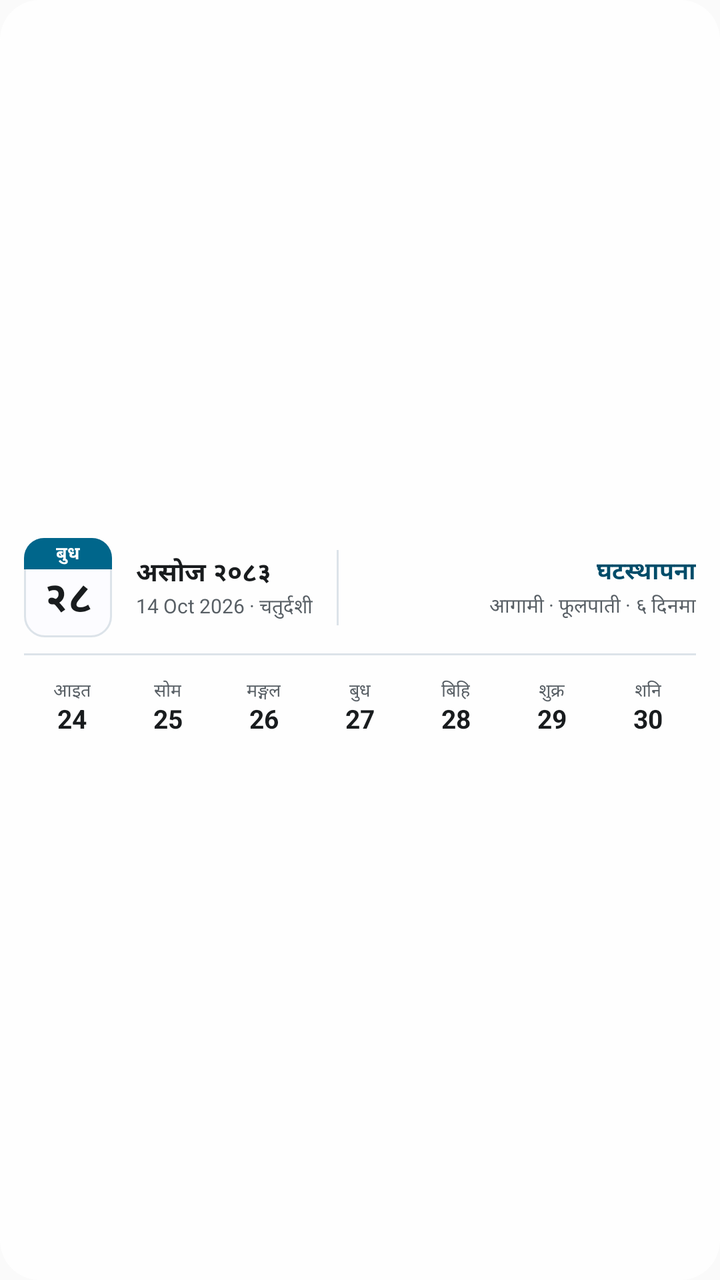
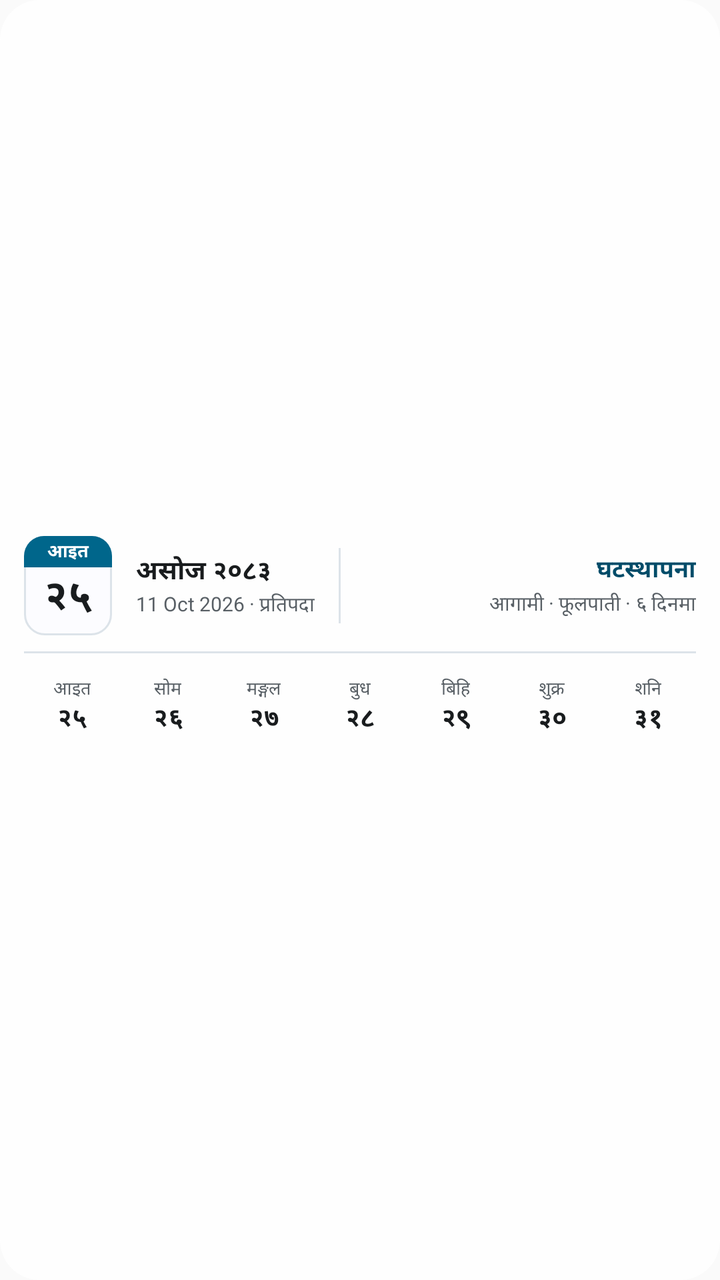

Before-and-after screenshots of an Android layout around one commit, followed by the original layout XML and the change that was made.
<!-- AndroidManifest.xml: application theme AppTheme -->
<!-- res/layout/widget_patro_xl_expanded.xml -->
<?xml version="1.0" encoding="utf-8"?>
<LinearLayout xmlns:android="http://schemas.android.com/apk/res/android"
    android:id="@+id/widget_root"
    android:layout_width="match_parent"
    android:layout_height="match_parent"
    android:orientation="vertical"
    android:gravity="center_vertical"
    android:paddingHorizontal="12dp"
    android:paddingVertical="8dp"
    android:background="@drawable/widget_background">

    <LinearLayout
        android:layout_width="match_parent"
        android:layout_height="wrap_content"
        android:orientation="horizontal"
        android:gravity="center_vertical">

    <LinearLayout
        android:id="@+id/widget_leaf"
        android:layout_width="44dp"
        android:layout_height="wrap_content"
        android:orientation="vertical"
        android:layout_marginEnd="12dp"
        android:background="@drawable/widget_leaf">

        <TextView
            android:id="@+id/widget_leaf_head"
            android:layout_width="match_parent"
            android:layout_height="wrap_content"
            android:gravity="center"
            android:paddingVertical="1dp"
            android:textSize="9sp"
            android:textStyle="bold"
            android:maxLines="1"
            android:textColor="@color/widget_on_head"
            android:background="@drawable/widget_leaf_head"
            android:text="बुध" />

        <TextView
            android:id="@+id/widget_day"
            android:layout_width="match_parent"
            android:layout_height="wrap_content"
            android:gravity="center"
            android:paddingTop="2dp"
            android:paddingBottom="4dp"
            android:textSize="21sp"
            android:textStyle="bold"
            android:includeFontPadding="false"
            android:maxLines="1"
            android:textColor="@color/widget_day"
            android:text="२८" />
    </LinearLayout>

    <LinearLayout
        android:layout_width="wrap_content"
        android:layout_height="wrap_content"
        android:orientation="vertical"
        android:layout_marginEnd="12dp">

        <TextView
            android:id="@+id/widget_month"
            android:layout_width="wrap_content"
            android:layout_height="wrap_content"
            android:textSize="13sp"
            android:textStyle="bold"
            android:maxLines="1"
            android:textColor="@color/widget_text"
            android:text="असोज २०८३" />

        
        <TextView
            android:id="@+id/widget_ad"
            android:layout_width="wrap_content"
            android:layout_height="wrap_content"
            android:textSize="10sp"
            android:maxLines="1"
            android:textColor="@color/widget_muted"
            android:text="14 Oct 2026 · चतुर्दशी" />
    </LinearLayout>

    <ImageView
        android:id="@+id/widget_divider1"
        android:layout_width="1dp"
        android:layout_height="match_parent"
        android:layout_marginVertical="6dp"
        android:layout_marginEnd="12dp"
        android:contentDescription="@null"
        android:background="@color/widget_border" />

    <LinearLayout
        android:layout_width="0dp"
        android:layout_weight="1"
        android:layout_height="wrap_content"
        android:orientation="vertical">

        
        <TextView
            android:id="@+id/widget_note"
            android:layout_width="match_parent"
            android:layout_height="wrap_content"
            android:textSize="12sp"
            android:textStyle="bold"
            android:maxLines="1"
            android:ellipsize="end"
            android:gravity="end"
            android:textColor="@color/widget_accent"
            android:text="घटस्थापना" />

        <TextView
            android:id="@+id/widget_next"
            android:layout_width="match_parent"
            android:layout_height="wrap_content"
            android:textSize="10sp"
            android:maxLines="1"
            android:ellipsize="end"
            android:gravity="end"
            android:layout_marginTop="1dp"
            android:textColor="@color/widget_muted"
            android:text="आगामी · फूलपाती · ६ दिनमा" />
    </LinearLayout>
    </LinearLayout>

    
    <TextView android:id="@+id/widget_weekday"
        android:layout_width="wrap_content" android:layout_height="wrap_content"
        android:visibility="gone" android:text="" />
    <TextView android:id="@+id/widget_tithi"
        android:layout_width="wrap_content" android:layout_height="wrap_content"
        android:visibility="gone" android:text="" />

    <ImageView
        android:id="@+id/widget_divider2"
        android:layout_width="match_parent"
        android:layout_height="1dp"
        android:layout_marginVertical="8dp"
        android:contentDescription="@null"
        android:background="@color/widget_border" />

    <LinearLayout
        android:layout_width="match_parent"
        android:layout_height="wrap_content"
        android:orientation="horizontal"
        android:baselineAligned="false">

        <LinearLayout
            android:id="@+id/widget_week_c0"
            android:layout_width="0dp" android:layout_weight="1"
            android:layout_height="wrap_content"
            android:orientation="vertical" android:gravity="center"
            android:paddingVertical="3dp">
            <TextView android:id="@+id/widget_week_l0"
                android:layout_width="wrap_content" android:layout_height="wrap_content"
                android:textSize="9sp" android:textColor="@color/widget_week_label"
                android:text="आइत" />
            <TextView android:id="@+id/widget_week_d0"
                android:layout_width="wrap_content" android:layout_height="wrap_content"
                android:textSize="13sp" android:textStyle="bold" android:includeFontPadding="false"
                android:textColor="@color/widget_week_day" android:text="24" />
        </LinearLayout>

        <LinearLayout
            android:id="@+id/widget_week_c1"
            android:layout_width="0dp" android:layout_weight="1"
            android:layout_height="wrap_content"
            android:orientation="vertical" android:gravity="center"
            android:paddingVertical="3dp">
            <TextView android:id="@+id/widget_week_l1"
                android:layout_width="wrap_content" android:layout_height="wrap_content"
                android:textSize="9sp" android:textColor="@color/widget_week_label"
                android:text="सोम" />
            <TextView android:id="@+id/widget_week_d1"
                android:layout_width="wrap_content" android:layout_height="wrap_content"
                android:textSize="13sp" android:textStyle="bold" android:includeFontPadding="false"
                android:textColor="@color/widget_week_day" android:text="25" />
        </LinearLayout>

        <LinearLayout
            android:id="@+id/widget_week_c2"
            android:layout_width="0dp" android:layout_weight="1"
            android:layout_height="wrap_content"
            android:orientation="vertical" android:gravity="center"
            android:paddingVertical="3dp">
            <TextView android:id="@+id/widget_week_l2"
                android:layout_width="wrap_content" android:layout_height="wrap_content"
                android:textSize="9sp" android:textColor="@color/widget_week_label"
                android:text="मङ्गल" />
            <TextView android:id="@+id/widget_week_d2"
                android:layout_width="wrap_content" android:layout_height="wrap_content"
                android:textSize="13sp" android:textStyle="bold" android:includeFontPadding="false"
                android:textColor="@color/widget_week_day" android:text="26" />
        </LinearLayout>

        <LinearLayout
            android:id="@+id/widget_week_c3"
            android:layout_width="0dp" android:layout_weight="1"
            android:layout_height="wrap_content"
            android:orientation="vertical" android:gravity="center"
            android:paddingVertical="3dp">
            <TextView android:id="@+id/widget_week_l3"
                android:layout_width="wrap_content" android:layout_height="wrap_content"
                android:textSize="9sp" android:textColor="@color/widget_week_label"
                android:text="बुध" />
            <TextView android:id="@+id/widget_week_d3"
                android:layout_width="wrap_content" android:layout_height="wrap_content"
                android:textSize="13sp" android:textStyle="bold" android:includeFontPadding="false"
                android:textColor="@color/widget_week_day" android:text="27" />
        </LinearLayout>

        <LinearLayout
            android:id="@+id/widget_week_c4"
            android:layout_width="0dp" android:layout_weight="1"
            android:layout_height="wrap_content"
            android:orientation="vertical" android:gravity="center"
            android:paddingVertical="3dp">
            <TextView android:id="@+id/widget_week_l4"
                android:layout_width="wrap_content" android:layout_height="wrap_content"
                android:textSize="9sp" android:textColor="@color/widget_week_label"
                android:text="बिहि" />
            <TextView android:id="@+id/widget_week_d4"
                android:layout_width="wrap_content" android:layout_height="wrap_content"
                android:textSize="13sp" android:textStyle="bold" android:includeFontPadding="false"
                android:textColor="@color/widget_week_day" android:text="28" />
        </LinearLayout>

        <LinearLayout
            android:id="@+id/widget_week_c5"
            android:layout_width="0dp" android:layout_weight="1"
            android:layout_height="wrap_content"
            android:orientation="vertical" android:gravity="center"
            android:paddingVertical="3dp">
            <TextView android:id="@+id/widget_week_l5"
                android:layout_width="wrap_content" android:layout_height="wrap_content"
                android:textSize="9sp" android:textColor="@color/widget_week_label"
                android:text="शुक्र" />
            <TextView android:id="@+id/widget_week_d5"
                android:layout_width="wrap_content" android:layout_height="wrap_content"
                android:textSize="13sp" android:textStyle="bold" android:includeFontPadding="false"
                android:textColor="@color/widget_week_day" android:text="29" />
        </LinearLayout>

        <LinearLayout
            android:id="@+id/widget_week_c6"
            android:layout_width="0dp" android:layout_weight="1"
            android:layout_height="wrap_content"
            android:orientation="vertical" android:gravity="center"
            android:paddingVertical="3dp">
            <TextView android:id="@+id/widget_week_l6"
                android:layout_width="wrap_content" android:layout_height="wrap_content"
                android:textSize="9sp" android:textColor="@color/widget_week_label"
                android:text="शनि" />
            <TextView android:id="@+id/widget_week_d6"
                android:layout_width="wrap_content" android:layout_height="wrap_content"
                android:textSize="13sp" android:textStyle="bold" android:includeFontPadding="false"
                android:textColor="@color/widget_week_day" android:text="30" />
        </LinearLayout>
    </LinearLayout>
</LinearLayout>
<!-- resources referenced by this layout -->
<resources>
  <color name="widget_accent">#A80D26</color>
  <color name="widget_border">#DDE1E9</color>
  <color name="widget_muted">#646C7E</color>
  <color name="widget_on_head">#FFFFFF</color>
  <color name="widget_text">#141824</color>
  <!-- drawable widget_background (drawable) -->
  <?xml version="1.0" encoding="utf-8"?>
  <shape xmlns:android="http://schemas.android.com/apk/res/android" android:shape="rectangle">
      <solid android:color="@color/widget_surface" />
      <corners android:radius="20dp" />
  </shape>
  <!-- drawable widget_leaf (drawable) -->
  <?xml version="1.0" encoding="utf-8"?>
  <shape xmlns:android="http://schemas.android.com/apk/res/android" android:shape="rectangle">
      <solid android:color="@color/widget_leaf" />
      <stroke android:width="1dp" android:color="@color/widget_border" />
      <corners android:radius="10dp" />
  </shape>
  <!-- drawable widget_leaf_head (drawable) -->
  <?xml version="1.0" encoding="utf-8"?>
  <shape xmlns:android="http://schemas.android.com/apk/res/android" android:shape="rectangle">
      <solid android:color="@color/widget_head" />
      <corners
          android:topLeftRadius="10dp"
          android:topRightRadius="10dp"
          android:bottomLeftRadius="0dp"
          android:bottomRightRadius="0dp" />
  </shape>
  <style name="AppTheme" parent="Theme.AppCompat.Light.DarkActionBar">
          
          <item name="colorPrimary">@color/colorPrimary</item>
          <item name="colorPrimaryDark">@color/colorPrimaryDark</item>
          <item name="colorAccent">@color/colorAccent</item>
      </style>
  <color name="widget_surface">#E6FFFFFF</color>
  <color name="widget_leaf">#FFFFFF</color>
  <color name="widget_head">#A80D26</color>
  <color name="colorPrimary">#0E1220</color>
  <color name="colorPrimaryDark">#0E1220</color>
  <color name="colorAccent">#A80D26</color>
</resources>

<!-- the commit's change to res/layout/widget_patro_xl_expanded.xml (unified diff, before → after) -->
@@ -34,7 +34,7 @@
             android:maxLines="1"
             android:textColor="@color/widget_on_head"
             android:background="@drawable/widget_leaf_head"
-            android:text="बुध" />
+            android:text="आइत" />
 
         <TextView
             android:id="@+id/widget_day"
@@ -48,7 +48,7 @@
             android:includeFontPadding="false"
             android:maxLines="1"
             android:textColor="@color/widget_day"
-            android:text="२८" />
+            android:text="२५" />
     </LinearLayout>
 
     <LinearLayout
@@ -75,7 +75,7 @@
             android:textSize="10sp"
             android:maxLines="1"
             android:textColor="@color/widget_muted"
-            android:text="14 Oct 2026 · चतुर्दशी" />
+            android:text="11 Oct 2026 · प्रतिपदा" />
     </LinearLayout>
 
     <ImageView
@@ -155,7 +155,7 @@
             <TextView android:id="@+id/widget_week_d0"
                 android:layout_width="wrap_content" android:layout_height="wrap_content"
                 android:textSize="13sp" android:textStyle="bold" android:includeFontPadding="false"
-                android:textColor="@color/widget_week_day" android:text="24" />
+                android:textColor="@color/widget_week_day" android:text="२५" />
         </LinearLayout>
 
         <LinearLayout
@@ -171,7 +171,7 @@
             <TextView android:id="@+id/widget_week_d1"
                 android:layout_width="wrap_content" android:layout_height="wrap_content"
                 android:textSize="13sp" android:textStyle="bold" android:includeFontPadding="false"
-                android:textColor="@color/widget_week_day" android:text="25" />
+                android:textColor="@color/widget_week_day" android:text="२६" />
         </LinearLayout>
 
         <LinearLayout
@@ -187,7 +187,7 @@
             <TextView android:id="@+id/widget_week_d2"
                 android:layout_width="wrap_content" android:layout_height="wrap_content"
                 android:textSize="13sp" android:textStyle="bold" android:includeFontPadding="false"
-                android:textColor="@color/widget_week_day" android:text="26" />
+                android:textColor="@color/widget_week_day" android:text="२७" />
         </LinearLayout>
 
         <LinearLayout
@@ -203,7 +203,7 @@
             <TextView android:id="@+id/widget_week_d3"
                 android:layout_width="wrap_content" android:layout_height="wrap_content"
                 android:textSize="13sp" android:textStyle="bold" android:includeFontPadding="false"
-                android:textColor="@color/widget_week_day" android:text="27" />
+                android:textColor="@color/widget_week_day" android:text="२८" />
         </LinearLayout>
 
         <LinearLayout
@@ -219,7 +219,7 @@
             <TextView android:id="@+id/widget_week_d4"
                 android:layout_width="wrap_content" android:layout_height="wrap_content"
                 android:textSize="13sp" android:textStyle="bold" android:includeFontPadding="false"
-                android:textColor="@color/widget_week_day" android:text="28" />
+                android:textColor="@color/widget_week_day" android:text="२९" />
         </LinearLayout>
 
         <LinearLayout
@@ -235,7 +235,7 @@
             <TextView android:id="@+id/widget_week_d5"
                 android:layout_width="wrap_content" android:layout_height="wrap_content"
                 android:textSize="13sp" android:textStyle="bold" android:includeFontPadding="false"
-                android:textColor="@color/widget_week_day" android:text="29" />
+                android:textColor="@color/widget_week_day" android:text="३०" />
         </LinearLayout>
 
         <LinearLayout
@@ -251,7 +251,7 @@
             <TextView android:id="@+id/widget_week_d6"
                 android:layout_width="wrap_content" android:layout_height="wrap_content"
                 android:textSize="13sp" android:textStyle="bold" android:includeFontPadding="false"
-                android:textColor="@color/widget_week_day" android:text="30" />
+                android:textColor="@color/widget_week_day" android:text="३१" />
         </LinearLayout>
     </LinearLayout>
 </LinearLayout>
